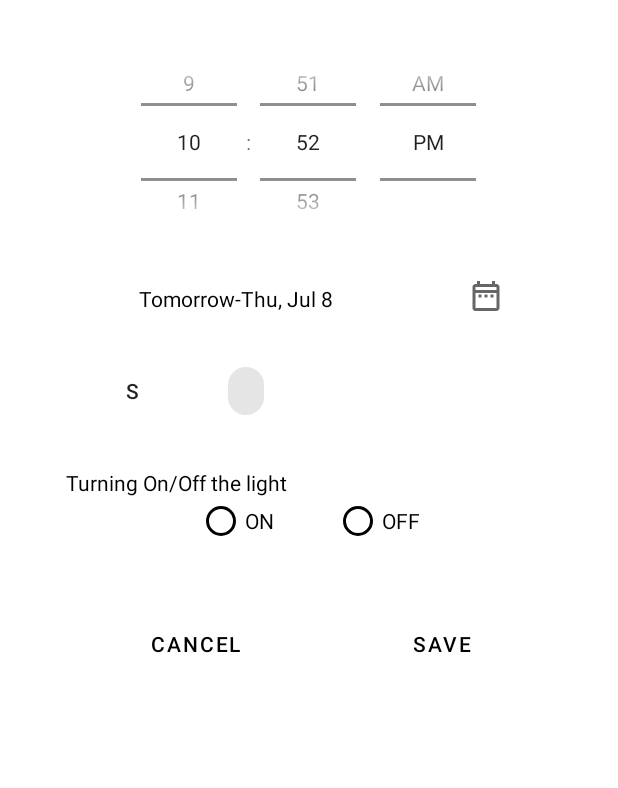
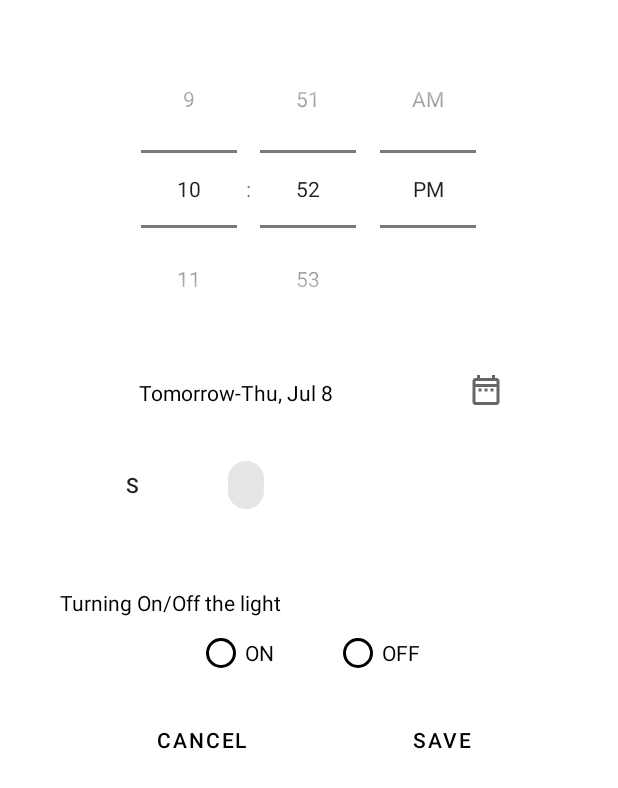
Before and after one commit to Colinerith/MAUS_Android, an Android app: the layout dialog_timer_setting.xml on its own in the app's theme, with its tools: preview values and no code run, on a phone screen of 412 x 824 dp. Shown: the top 788 px of the screen. Run offline under Robolectric (Android 15) with nearby library versions, the phone set to English and light mode, and no system bars.

Commit message:
TimerFragment: minor design change

```diff
--- a/app/src/main/java/com/example/maus/ui/main/timer/TimerFragment.kt
+++ b/app/src/main/java/com/example/maus/ui/main/timer/TimerFragment.kt
@@ -56,9 +56,9 @@ class TimerFragment : Fragment() {
                 false
             )
         requireView().findViewById<RecyclerView>(R.id.timerRecyclerView).adapter = this.timerRecyclerViewAdapter
-        requireView().findViewById<RecyclerView>(R.id.timerRecyclerView).addItemDecoration(
-            DividerItemDecoration(this.context, DividerItemDecoration.VERTICAL)
-        )
+//        requireView().findViewById<RecyclerView>(R.id.timerRecyclerView).addItemDecoration(
+//            DividerItemDecoration(this.context, DividerItemDecoration.VERTICAL)
+//        ) // 구분선 넣기
 
         timerRecyclerViewAdapter.submitList(timerList)
 
--- a/app/src/main/res/drawable/switch_thumb_checked.xml
+++ b/app/src/main/res/drawable/switch_thumb_checked.xml
@@ -2,8 +2,8 @@
     android:shape="oval">
     <solid android:color="#ffffff" />
     <size
-        android:width="30dp"
-        android:height="30dp" />
+        android:width="26dp"
+        android:height="26dp" />
 
     <stroke
         android:width="1dp"
--- a/app/src/main/res/drawable/switch_thumb_normal.xml
+++ b/app/src/main/res/drawable/switch_thumb_normal.xml
@@ -2,8 +2,8 @@
     android:shape="oval">
     <solid android:color="#ffffff" />
     <size
-        android:width="30dp"
-        android:height="30dp" />
+        android:width="26dp"
+        android:height="26dp" />
 
     <stroke
         android:width="1dp"
--- a/app/src/main/res/drawable/switch_track_checked.xml
+++ b/app/src/main/res/drawable/switch_track_checked.xml
@@ -3,7 +3,7 @@
     <corners android:radius="14dp" />
     <size
         android:width="10dp"
-        android:height="30dp" />
+        android:height="26dp" />
 
 <!--    테두리-->
     <stroke
--- a/app/src/main/res/drawable/switch_track_normal.xml
+++ b/app/src/main/res/drawable/switch_track_normal.xml
@@ -3,7 +3,7 @@
     <corners android:radius="14dp" />
     <size
         android:width="10dp"
-        android:height="30dp" />
+        android:height="26dp" />
 
     <stroke
         android:width="1dp"
--- a/app/src/main/res/layout/dialog_timer_setting.xml
+++ b/app/src/main/res/layout/dialog_timer_setting.xml
@@ -14,7 +14,7 @@
     <TimePicker
         android:id="@+id/time"
         android:layout_width="324dp"
-        android:layout_height="149dp"
+        android:layout_height="0dp"
         android:layout_marginTop="4dp"
         android:numbersSelectorColor="#D6D6D6"
         android:timePickerMode="spinner"
@@ -27,7 +27,7 @@
         android:id="@+id/saveBtn"
         android:layout_width="140dp"
         android:layout_height="50dp"
-        android:layout_marginTop="388dp"
+        android:layout_marginTop="452dp"
         android:layout_marginEnd="28dp"
         android:background="@android:color/transparent"
         android:elevation="0dp"
@@ -41,8 +41,8 @@
         android:id="@+id/cancelBtn"
         android:layout_width="140dp"
         android:layout_height="50dp"
-        android:layout_marginStart="40dp"
-        android:layout_marginTop="388dp"
+        android:layout_marginStart="44dp"
+        android:layout_marginTop="452dp"
         android:background="@android:color/transparent"
         android:text="@string/cancel"
         android:textColor="@color/black"
@@ -96,14 +96,26 @@
             android:layout_height="wrap_content" />
     </com.google.android.material.chip.ChipGroup>
 
+    <TextView
+        android:id="@+id/textView2"
+        android:layout_width="wrap_content"
+        android:layout_height="wrap_content"
+        android:layout_marginStart="20dp"
+        android:layout_marginTop="376dp"
+        android:text="@string/setting_action"
+        android:textColor="@color/black"
+        app:layout_constraintStart_toStartOf="parent"
+        app:layout_constraintTop_toTopOf="parent" />
+
     <RadioGroup
         android:id="@+id/radioGroup"
         android:layout_width="match_parent"
         android:layout_height="wrap_content"
+        android:layout_marginTop="8dp"
         android:gravity="center"
         android:orientation="horizontal"
         app:layout_constraintTop_toBottomOf="@+id/textView2"
-        tools:layout_editor_absoluteX="0dp">
+        tools:layout_editor_absoluteX="3dp">
 
         <RadioButton
             android:id="@+id/radioButtonOn"
@@ -111,7 +123,7 @@
             android:layout_height="match_parent"
             android:layout_marginRight="20dp"
             android:text="@string/on"
-            android:theme="@style/CustomRadioButton"/>
+            android:theme="@style/CustomRadioButton" />
 
         <RadioButton
             android:id="@+id/radioButtonOff"
@@ -119,19 +131,8 @@
             android:layout_height="match_parent"
             android:layout_marginLeft="20dp"
             android:text="@string/off"
-            android:theme="@style/CustomRadioButton"/>
+            android:theme="@style/CustomRadioButton" />
 
     </RadioGroup>
 
-    <TextView
-        android:id="@+id/textView2"
-        android:layout_width="wrap_content"
-        android:layout_height="wrap_content"
-        android:layout_marginStart="24dp"
-        android:layout_marginTop="296dp"
-        android:text="@string/setting_action"
-        android:textColor="@color/black"
-        app:layout_constraintStart_toStartOf="parent"
-        app:layout_constraintTop_toTopOf="parent" />
-
 </androidx.constraintlayout.widget.ConstraintLayout>
--- a/app/src/main/res/layout/item_timer.xml
+++ b/app/src/main/res/layout/item_timer.xml
@@ -6,14 +6,15 @@
     android:layout_height="wrap_content"
     android:layout_marginBottom="8dp"
     android:paddingLeft="16dp"
-    android:paddingTop="16dp"
+    android:paddingTop="12dp"
     android:paddingRight="16dp"
-    android:paddingBottom="16dp">
+    android:paddingBottom="12dp">
 
     <TextView
         android:id="@+id/timeTextView"
         android:layout_width="wrap_content"
         android:layout_height="wrap_content"
+        android:layout_marginTop="4dp"
         android:text="TextView"
         android:textColor="@color/black"
         android:textSize="20sp"
```
